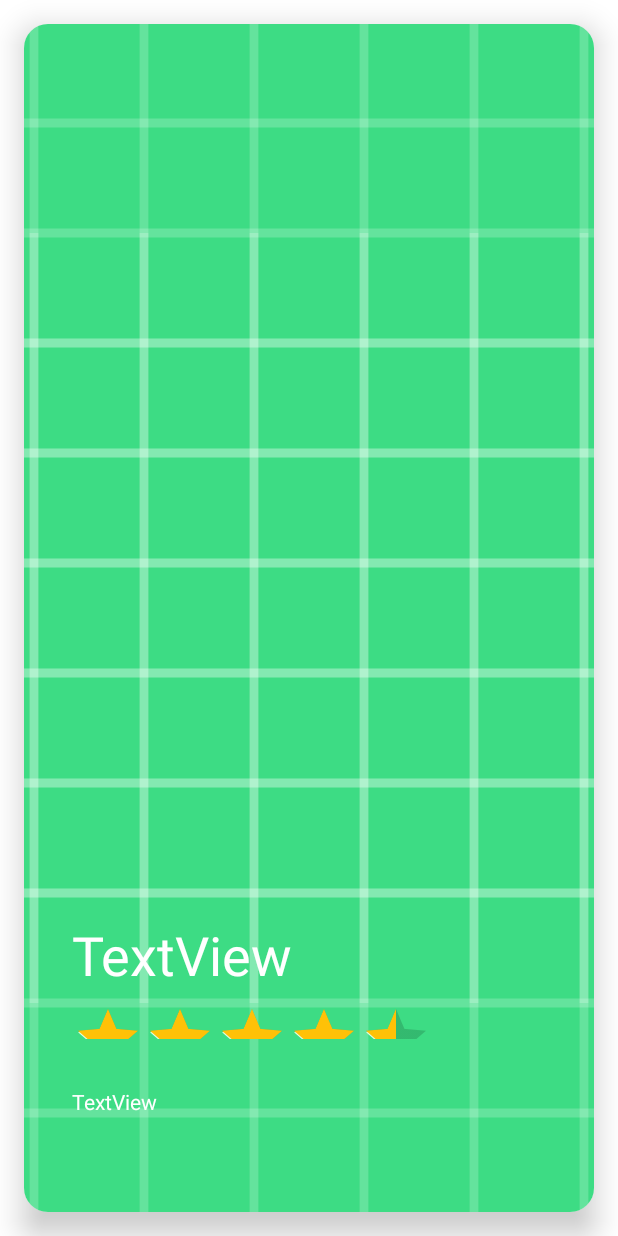
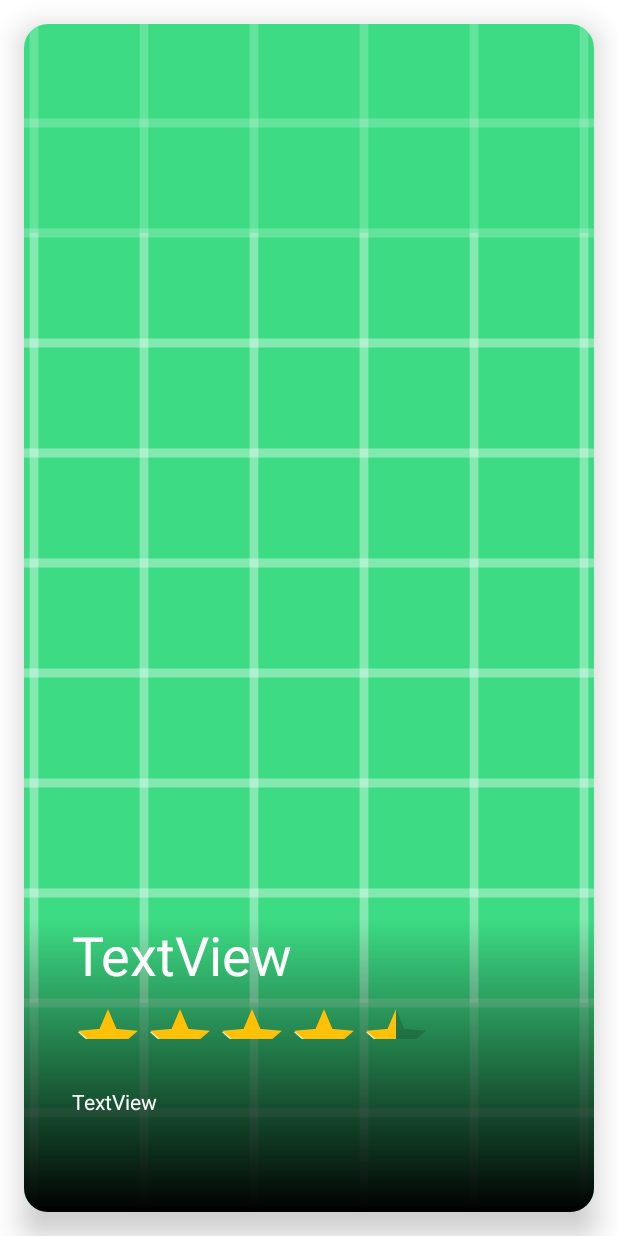
Before and after one commit to 5GAR-Hackathon/5g-ar-hackathon-app-android, an Android app: the layout item_dashboard_poi.xml on its own in the app's theme, with its tools: preview values and no code run, on a phone screen of 412 x 824 dp. Run offline under Robolectric (Android 15) with nearby library versions, the light colour scheme and no system bars; plain views replace MaterialRatingBar.

Commit message:
Add text guard for poi dashhboard item

```diff
--- /dev/null
+++ b/app/src/main/res/drawable/bg_text_guard.xml
@@ -0,0 +1,8 @@
+<?xml version="1.0" encoding="utf-8"?>
+<shape xmlns:android="http://schemas.android.com/apk/res/android">
+  <gradient
+      android:angle="90"
+      android:endColor="#00000000"
+      android:startColor="#ff000000"
+      android:type="linear" />
+</shape>
--- a/app/src/main/res/layout/item_dashboard_poi.xml
+++ b/app/src/main/res/layout/item_dashboard_poi.xml
@@ -45,6 +45,16 @@
           tools:srcCompat="@tools:sample/backgrounds/scenic"
           app:srcCompat="@drawable/ic_launcher_background"
           />
+      <View
+          android:id="@+id/textView"
+          android:layout_width="0dp"
+          android:layout_height="0dp"
+          android:background="@drawable/bg_text_guard"
+          app:layout_constraintBottom_toBottomOf="@+id/backgroundImageView"
+          app:layout_constraintEnd_toEndOf="parent"
+          app:layout_constraintStart_toStartOf="parent"
+          app:layout_constraintTop_toTopOf="@+id/nameTextView"
+          />
       <TextView
           android:id="@+id/nameTextView"
           android:layout_width="0dp"
```
